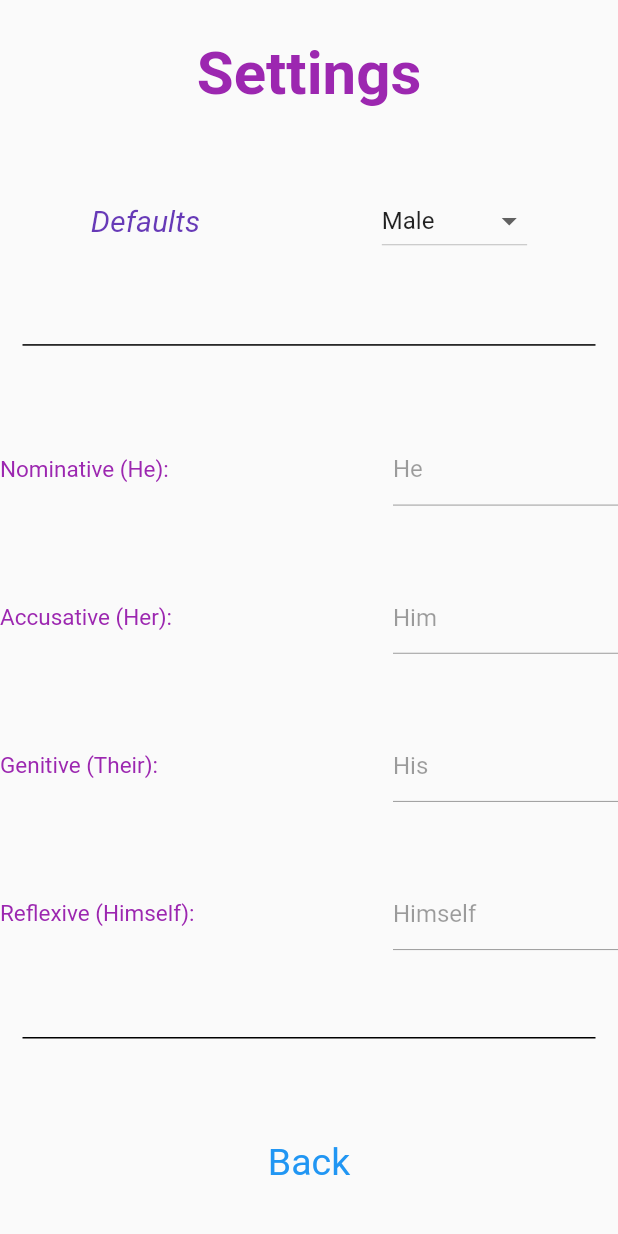
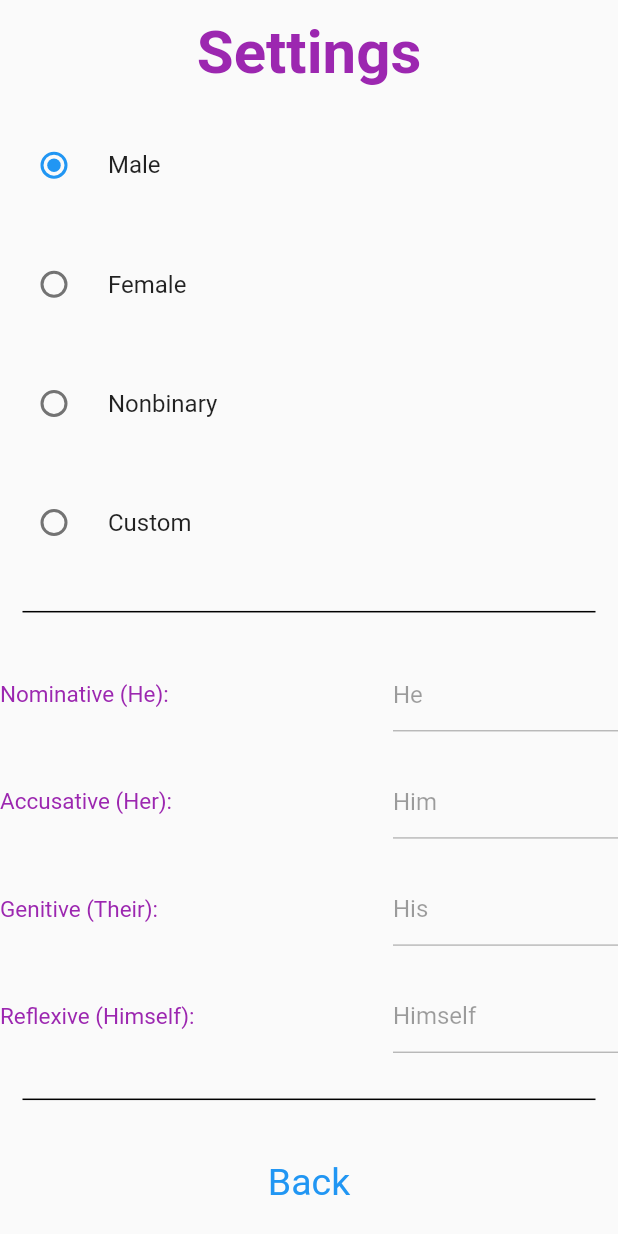
Before and after one commit to SHyguymoll/i_go_by, a Flutter app: the screen it shows after launch, after a tap on "Settings", on a phone screen of 412 x 824 dp. Run offline on Flutter 3.47's test engine with Material 2 defaults, Android fonts, the phone set to English and light mode, and no system bars; our stand-ins replace flutter_tts.

Commit message:
switched to radiotiles, trying to save state

```diff
--- a/lib/settingspage.dart
+++ b/lib/settingspage.dart
@@ -20,36 +20,47 @@ class SettingsPage extends StatefulWidget {
   State<SettingsPage> createState() => _SettingsPageState();
 }
 
+enum RadioOptions { male, female, nonbinary, custom }
+
 class _SettingsPageState extends State<SettingsPage> {
+  RadioOptions? radioPicked = RadioOptions.male;
+
+  bool checkEnabled = false;
+  bool firstInit = true;
+
+  String? nomSettings;
+  String? accSettings;
+  String? genSettings;
+  String? refSettings;
+
   @override
   Widget build(BuildContext context) {
-    String? dropdownValue;
-
-    bool checkEnabled = false;
-
-    String nomSettings = widget.nom;
-    String accSettings = widget.acc;
-    String genSettings = widget.gen;
-    String refSettings = widget.ref;
+    if (firstInit) {
+      nomSettings = widget.nom;
+      accSettings = widget.acc;
+      genSettings = widget.gen;
+      refSettings = widget.ref;
+      firstInit = false;
+    }
 
     void updateDropDown() {
       if (widget.nom == 'He' &&
           widget.acc == 'Him' &&
           widget.gen == 'His' &&
           widget.ref == 'Himself') {
-        dropdownValue = 'Male';
+        radioPicked = RadioOptions.male;
       } else if (widget.nom == 'She' &&
           widget.acc == 'Her' &&
           widget.gen == 'Her' &&
           widget.ref == 'Herself') {
-        dropdownValue = 'Female';
+        radioPicked = RadioOptions.female;
       } else if (widget.nom == 'They' &&
           widget.acc == 'Them' &&
           widget.gen == 'Their' &&
           widget.ref == 'Themself') {
-        dropdownValue = 'Nonbinary';
+        radioPicked = RadioOptions.nonbinary;
       } else {
-        dropdownValue = 'Custom';
+        radioPicked = RadioOptions.custom;
         checkEnabled = true;
       }
     }
@@ -66,38 +77,38 @@ class _SettingsPageState extends State<SettingsPage> {
     String? labelDecide(int choice) {
       switch (choice) {
         case 0: //Nominative
-          if (dropdownValue == 'Male') {
+          if (radioPicked == RadioOptions.male) {
             return 'He';
-          } else if (dropdownValue == 'Female') {
+          } else if (radioPicked == RadioOptions.female) {
             return 'She';
-          } else if (dropdownValue == 'Nonbinary') {
+          } else if (radioPicked == RadioOptions.nonbinary) {
             return 'They';
           }
           break;
         case 1: //Accusative
-          if (dropdownValue == 'Male') {
+          if (radioPicked == RadioOptions.male) {
             return 'Him';
-          } else if (dropdownValue == 'Female') {
+          } else if (radioPicked == RadioOptions.female) {
             return 'Her';
-          } else if (dropdownValue == 'Nonbinary') {
+          } else if (radioPicked == RadioOptions.nonbinary) {
             return 'Them';
           }
           break;
         case 2: //Genitive
-          if (dropdownValue == 'Male') {
+          if (radioPicked == RadioOptions.male) {
             return 'His';
-          } else if (dropdownValue == 'Female') {
+          } else if (radioPicked == RadioOptions.female) {
             return 'Her';
-          } else if (dropdownValue == 'Nonbinary') {
+          } else if (radioPicked == RadioOptions.nonbinary) {
             return 'Their';
           }
           break;
         case 3: //Reflexive
-          if (dropdownValue == 'Male') {
+          if (radioPicked == RadioOptions.male) {
             return 'Himself';
-          } else if (dropdownValue == 'Female') {
+          } else if (radioPicked == RadioOptions.female) {
             return 'Herself';
-          } else if (dropdownValue == 'Nonbinary') {
+          } else if (radioPicked == RadioOptions.nonbinary) {
             return 'Themselves';
           }
           break;
@@ -116,42 +127,46 @@ class _SettingsPageState extends State<SettingsPage> {
                   color: Colors.purple,
                   fontWeight: FontWeight.bold,
                 )),
-            Row(
-              mainAxisAlignment: MainAxisAlignment.spaceAround,
-              children: <Widget>[
-                const Text(
-                  'Defaults',
-                  style: TextStyle(
-                    color: Colors.deepPurple,
-                    fontSize: 20,
-                    fontStyle: FontStyle.italic,
-                  ),
-                ),
-                DropdownButton(
-                  value: dropdownValue,
-                  //I love API documentation
-                  items: <String>['Male', 'Female', 'Nonbinary', 'Custom']
-                      .map<DropdownMenuItem<String>>((String value) {
-                    return DropdownMenuItem<String>(
-                      value: value,
-                      child: Text(value),
-                    );
-                  }).toList(),
-                  onChanged: (String? value) {
-                    setState(() {
-                      dropdownValue = value!;
-                      if (value == 'Male' ||
-                          value == 'Female' ||
-                          value == 'Nonbinary') {
-                        checkEnabled = false;
-                      } else {
-                        checkEnabled = true;
-                      }
-                    });
-                  },
-                ),
-              ],
-            ),
+            RadioListTile<RadioOptions>(
+                title: const Text("Male"),
+                value: RadioOptions.male,
+                groupValue: radioPicked,
+                onChanged: (RadioOptions? value) {
+                  setState(() {
+                    radioPicked = value;
+                    checkEnabled = false;
+                  });
+                }),
+            RadioListTile<RadioOptions>(
+                title: const Text("Female"),
+                value: RadioOptions.female,
+                groupValue: radioPicked,
+                onChanged: (RadioOptions? value) {
+                  setState(() {
+                    radioPicked = value;
+                    checkEnabled = false;
+                  });
+                }),
+            RadioListTile<RadioOptions>(
+                title: const Text("Nonbinary"),
+                value: RadioOptions.nonbinary,
+                groupValue: radioPicked,
+                onChanged: (RadioOptions? value) {
+                  setState(() {
+                    radioPicked = value;
+                    checkEnabled = false;
+                  });
+                }),
+            RadioListTile<RadioOptions>(
+                title: const Text("Custom"),
+                value: RadioOptions.custom,
+                groupValue: radioPicked,
+                onChanged: (RadioOptions? value) {
+                  setState(() {
+                    radioPicked = value;
+                    checkEnabled = true;
+                  });
+                }),
             myDiv,
             Row(
               //Nom
```
